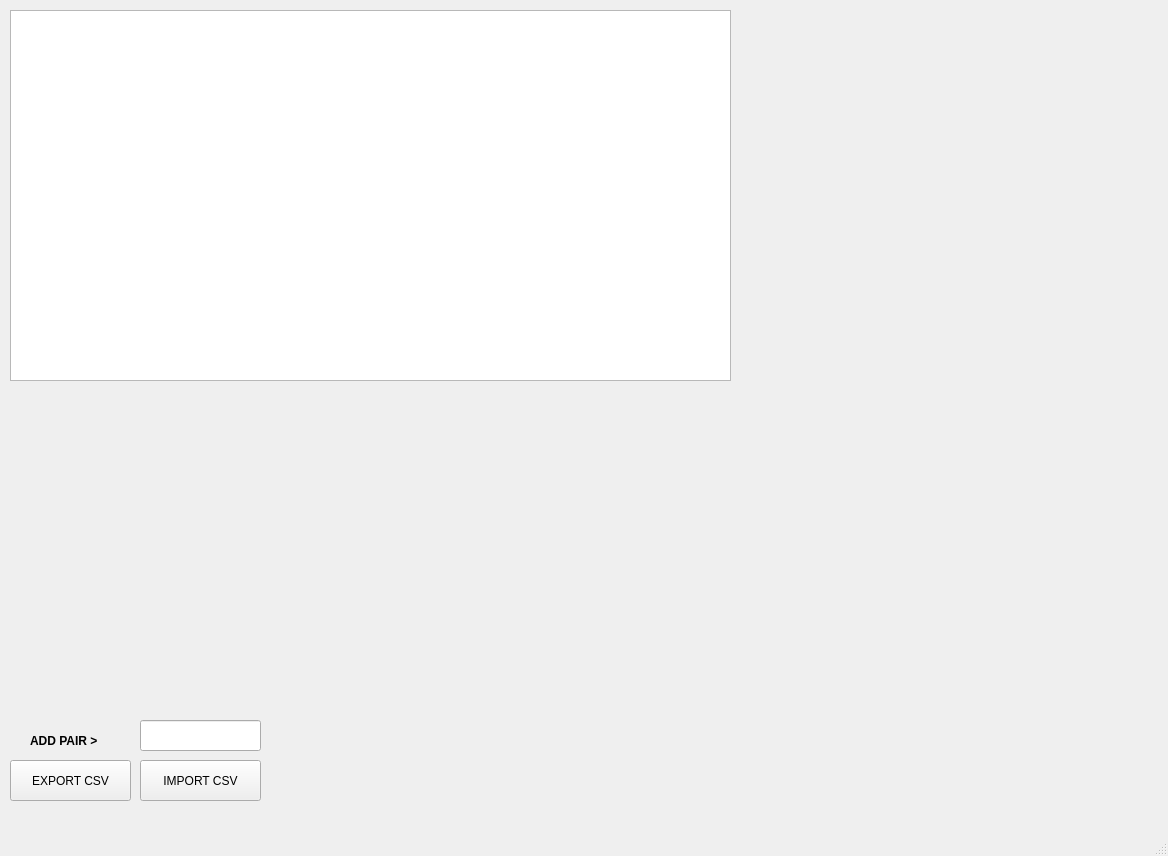
Old version of the form ui/main_window.ui in the repository Sulato86/gateio.
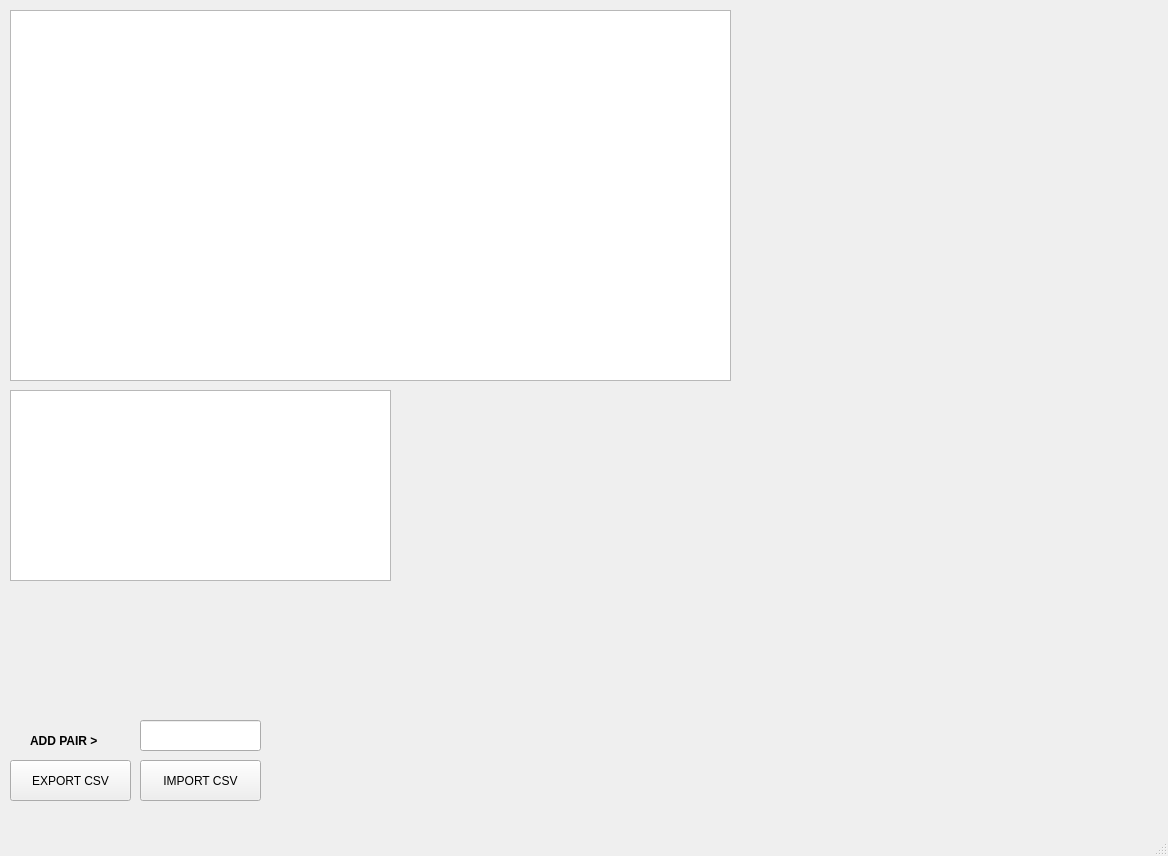
New version of the form.

```diff
--- a/ui/main_window.ui
+++ b/ui/main_window.ui
@@ -92,6 +92,21 @@
      <string>ADD PAIR &gt;</string>
     </property>
    </widget>
+   <widget class="QWidget" name="verticalLayoutWidget_2">
+    <property name="geometry">
+     <rect>
+      <x>10</x>
+      <y>390</y>
+      <width>381</width>
+      <height>191</height>
+     </rect>
+    </property>
+    <layout class="QVBoxLayout" name="verticalLayout_2">
+     <item>
+      <widget class="QTableView" name="tableView_accountdata"/>
+     </item>
+    </layout>
+   </widget>
   </widget>
   <widget class="QMenuBar" name="menubar">
    <property name="geometry">
```
Left out of the diff: 2 changed lines with no effect on the pictures.
